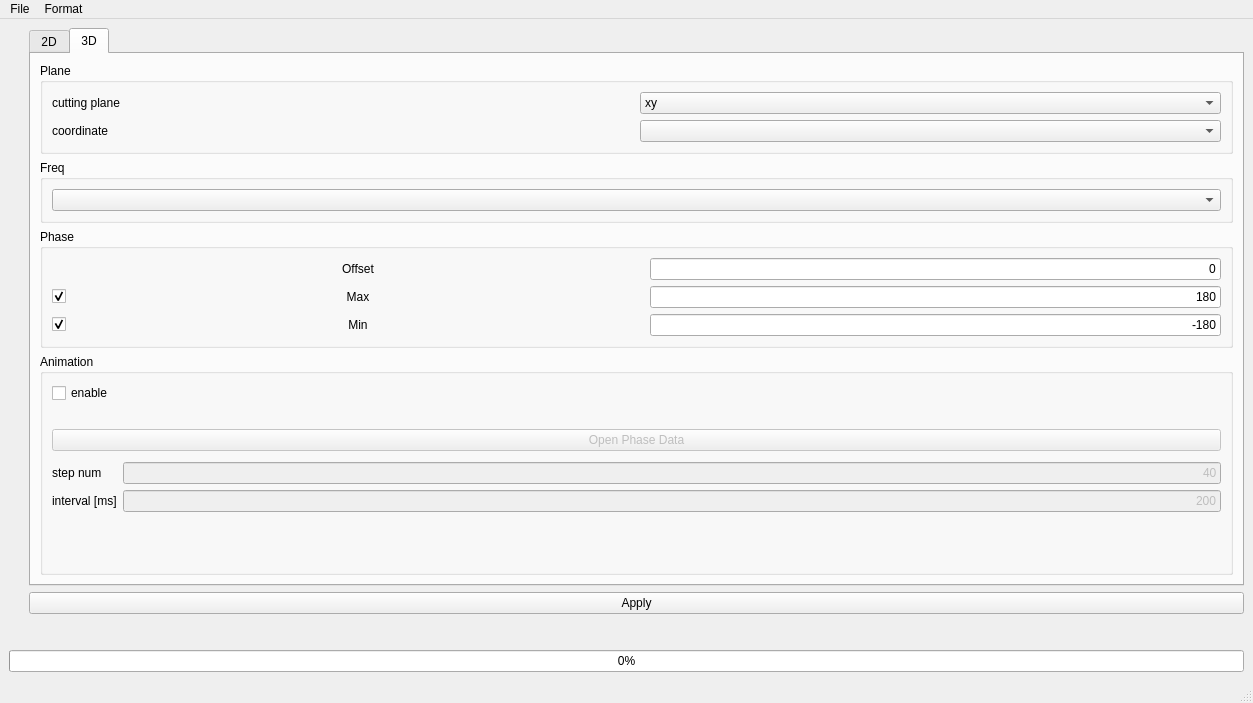
Old version of the form ui/main_window.ui in the repository yn4k4nishi/aemwel_viewer.
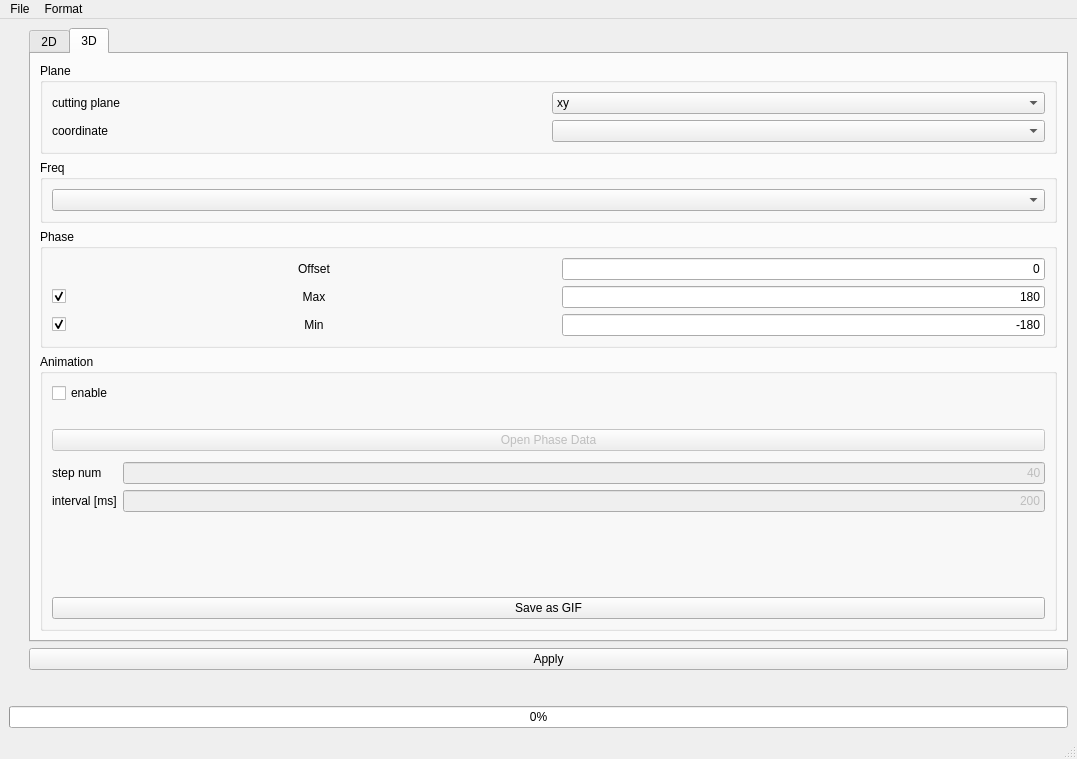
New version of the form.

Commit message: :+1: Update : save GIF button

Patch:
```diff
--- a/ui/main_window.ui
+++ b/ui/main_window.ui
@@ -6,8 +6,8 @@
    <rect>
     <x>0</x>
     <y>0</y>
-    <width>1253</width>
-    <height>703</height>
+    <width>1077</width>
+    <height>759</height>
    </rect>
   </property>
   <property name="sizePolicy">
@@ -416,6 +416,13 @@
                  </item>
                 </layout>
                </item>
+               <item>
+                <widget class="QPushButton" name="pushButton_saveGIF">
+                 <property name="text">
+                  <string>Save as GIF</string>
+                 </property>
+                </widget>
+               </item>
               </layout>
              </widget>
             </item>
@@ -455,7 +462,7 @@
     <rect>
      <x>0</x>
      <y>0</y>
-     <width>1253</width>
+     <width>1077</width>
      <height>22</height>
     </rect>
    </property>
```
The commit also changes 1 other file.
